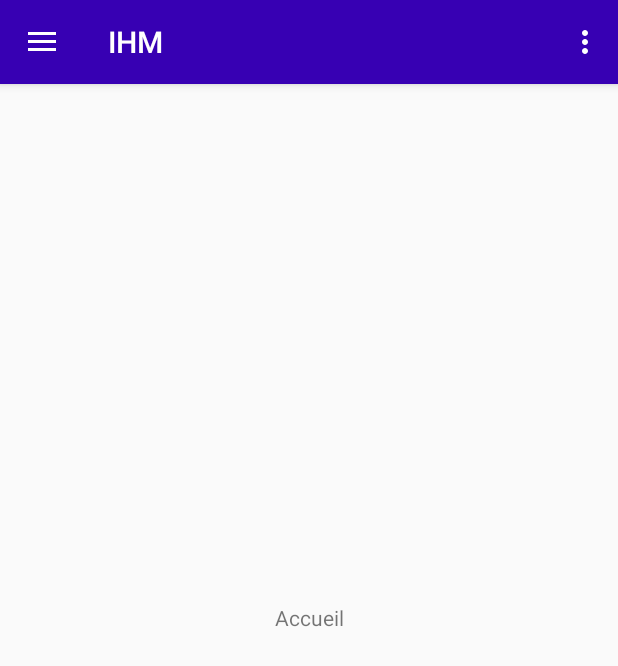
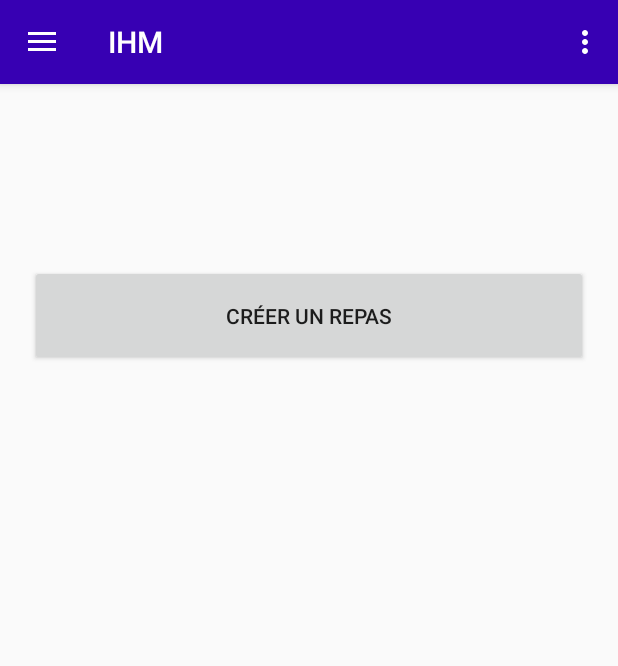
Before and after one commit to HouriRuben/IHM-ANDROID, an Android app: the screen it shows after launch (MainActivity), on a phone screen of 412 x 824 dp. Shown: the top 666 px of the screen. Run offline under Robolectric (Android 15) with nearby library versions, the phone set to English and light mode, and no system bars; our stand-ins replace Firebase (no records; nobody signed in at launch, a user with empty details on screens opened directly).

Commit message:
Création de repas , avancement : Calendrier / Spinner / Button

```diff
--- a/app/src/main/java/com/example/ihm/CreateMenuActivity.java
+++ b/app/src/main/java/com/example/ihm/CreateMenuActivity.java
@@ -54,6 +54,7 @@ public class CreateMenuActivity extends AppCompatActivity {
         Prix = (EditText) findViewById(R.id.editTextPrix);
         Calories = (EditText) findViewById(R.id.editTextCalories);
         Valider = (Button) findViewById(R.id.button);
+
         if (user != null) {
 
             database.child(user.getUid()).addValueEventListener(new ValueEventListener() {
--- a/app/src/main/java/com/example/ihm/FragmentHome.java
+++ b/app/src/main/java/com/example/ihm/FragmentHome.java
@@ -17,10 +17,100 @@ import android.view.ViewGroup;
  * Use the {@link FragmentHome#newInstance} factory method to
  * create an instance of this fragment.
  */
-public class FragmentHome extends Fragment {
+
+import android.content.Intent;
+import android.os.AsyncTask;
+import android.os.Bundle;
+import android.support.v4.app.Fragment;
+import android.util.Log;
+import android.view.LayoutInflater;
+import android.view.View;
+import android.view.ViewGroup;
+import android.widget.Button;
+import android.view.View.OnClickListener;
+import android.widget.ListView;
+import com.google.firebase.auth.FirebaseAuth;
+import com.google.firebase.auth.FirebaseUser;
+import com.google.firebase.database.DataSnapshot;
+import com.google.firebase.database.DatabaseError;
+import com.google.firebase.database.DatabaseReference;
+import com.google.firebase.database.FirebaseDatabase;
+import com.google.firebase.database.ValueEventListener;
+import com.google.gson.Gson;
+import com.google.gson.GsonBuilder;
+import com.google.gson.reflect.TypeToken;
+import java.lang.reflect.Type;
+import java.util.ArrayList;
+
+
+public class FragmentHome extends Fragment implements OnClickListener {
+    ListView mListView;
+    ArrayList<MenuPlanified> list = new ArrayList<>();
+
+    // Firebase
+    FirebaseUser user = FirebaseAuth.getInstance().getCurrentUser();
+    DatabaseReference database = FirebaseDatabase.getInstance().getReference("menus_planified");
+
+    //Json
+    final Type listType = new TypeToken<ArrayList<MenuPlanified>>(){}.getType();
+    final Gson gson = new GsonBuilder()
+            .serializeNulls()
+            .disableHtmlEscaping()
+            .setPrettyPrinting()
+            .create();
 
     @Override
     public View onCreateView(LayoutInflater inflater, ViewGroup container, Bundle savedInstanceState){
-        return inflater.inflate(R.layout.fragment_home, container, false);
+        final View view = inflater.inflate(R.layout.fragment_home, container, false);
+        Button createrepasbutton = (Button) view.findViewById(R.id.createrepasbutton);
+        if (user != null ) {
+            database.child(user.getUid()).addValueEventListener(new ValueEventListener() {
+                @Override
+                public void onDataChange(DataSnapshot dataSnapshot) {
+                    final String json = dataSnapshot.getValue(String.class);
+                    if (json != null) {
+                        new AsyncTask<Void, Void, ArrayList<MenuPlanified>>() {
+                            @Override
+                            protected ArrayList<MenuPlanified> doInBackground(Void... params) {
+                                return gson.fromJson(json, listType);
+                            }
+
+                            @Override
+                            protected void onPostExecute(ArrayList<MenuPlanified> result) {
+                                list = result;
+                                mListView = (ListView) view.findViewById(R.id.listrepas);
+                                MenuPlanifiedAdapter repasAdapter = new MenuPlanifiedAdapter(getActivity(), list);
+                                mListView.setAdapter(repasAdapter);
+                                System.out.println("CA MARCHE : " + list);
+
+                            }
+
+                            @Override
+                            protected void onPreExecute() {
+                            }
+
+                            @Override
+                            protected void onProgressUpdate(Void... values) {
+                            }
+                        }.execute();
+                    }
+                }
+
+                @Override
+                public void onCancelled(DatabaseError error) {
+                    // Failed to read value
+                    Log.w("Firebase read ", "Failed to read value.", error.toException());
+                }
+            });
+        }
+        createrepasbutton.setOnClickListener(this);
+        return view;
+
+    }
+
+    @Override
+    public void onClick(View v) {
+        Intent intent = new Intent(getContext(), CreateRepasActivity.class);
+        startActivity(intent);
     }
 }
--- a/app/src/main/java/com/example/ihm/FragmentMenus.java
+++ b/app/src/main/java/com/example/ihm/FragmentMenus.java
@@ -8,11 +8,9 @@ import android.util.Log;
 import android.view.LayoutInflater;
 import android.view.View;
 import android.view.ViewGroup;
-import android.widget.ArrayAdapter;
 import android.widget.Button;
 import android.view.View.OnClickListener;
 import android.widget.ListView;
-
 import com.google.firebase.auth.FirebaseAuth;
 import com.google.firebase.auth.FirebaseUser;
 import com.google.firebase.database.DataSnapshot;
@@ -23,8 +21,6 @@ import com.google.firebase.database.ValueEventListener;
 import com.google.gson.Gson;
 import com.google.gson.GsonBuilder;
 import com.google.gson.reflect.TypeToken;
-
-import java.lang.reflect.Array;
 import java.lang.reflect.Type;
 import java.util.ArrayList;
 
--- a/app/src/main/java/com/example/ihm/MenuAdapter.java
+++ b/app/src/main/java/com/example/ihm/MenuAdapter.java
@@ -33,7 +33,6 @@ public class MenuAdapter extends ArrayAdapter<Menu> {
             convertView.setTag(viewHolder);
         }
 
-        //getItem(position) va récupérer l'item [position] de la List<Tweet> tweets
         Menu menu = getItem(position);
 
         //il ne reste plus qu'à remplir notre vue
@@ -41,7 +40,6 @@ public class MenuAdapter extends ArrayAdapter<Menu> {
         viewHolder.entree.setText(menu.getEntree());
         viewHolder.plat.setText(menu.getPlat());
         viewHolder.dessert.setText(menu.getDessert());
-
 
         return convertView;
     }
--- a/app/src/main/res/layout/fragment_home.xml
+++ b/app/src/main/res/layout/fragment_home.xml
@@ -1,18 +1,41 @@
 <?xml version="1.0" encoding="utf-8"?>
-<RelativeLayout xmlns:android="http://schemas.android.com/apk/res/android"
+<android.support.constraint.ConstraintLayout
+    xmlns:android="http://schemas.android.com/apk/res/android"
+    xmlns:app="http://schemas.android.com/apk/res-auto"
     xmlns:tools="http://schemas.android.com/tools"
     android:layout_width="match_parent"
-    android:layout_height="match_parent"
-    tools:context=".FragmentHome">
+    android:layout_height="match_parent">
 
-    <!-- TODO: Update blank fragment layout -->
-    <TextView
+    <Button
+        android:id="@+id/createrepasbutton"
+        style="@style/FirebaseUI.Button"
         android:layout_width="match_parent"
-        android:layout_height="match_parent"
+        android:layout_height="67dp"
         android:layout_alignParentStart="true"
         android:layout_alignParentTop="true"
-        android:gravity="center"
-        android:text="@string/hello_blank_fragment"
-        android:textAlignment="center" />
+        android:layout_alignParentEnd="true"
+        android:layout_marginStart="20dp"
+        android:layout_marginTop="8dp"
+        android:layout_marginEnd="20dp"
+        android:layout_marginBottom="8dp"
+        android:text="@string/cr_er_un_repas"
+        app:layout_constraintBottom_toTopOf="@+id/listrepas"
+        app:layout_constraintEnd_toEndOf="parent"
+        app:layout_constraintStart_toStartOf="parent"
+        app:layout_constraintTop_toTopOf="parent" />
 
-</RelativeLayout>
+    <ListView
+        android:id="@+id/listrepas"
+        android:layout_width="wrap_content"
+        android:layout_height="396dp"
+        android:layout_below="@+id/createrepasbutton"
+        android:layout_alignParentStart="true"
+        android:layout_alignParentEnd="true"
+        android:layout_alignParentBottom="true"
+        android:layout_marginBottom="8dp"
+        app:layout_constraintBottom_toBottomOf="parent"
+        app:layout_constraintEnd_toEndOf="parent"
+        app:layout_constraintStart_toStartOf="parent" />
+
+
+</android.support.constraint.ConstraintLayout>
--- a/app/src/main/res/layout/fragment_menus.xml
+++ b/app/src/main/res/layout/fragment_menus.xml
@@ -2,7 +2,6 @@
 <android.support.constraint.ConstraintLayout
     xmlns:android="http://schemas.android.com/apk/res/android"
     xmlns:app="http://schemas.android.com/apk/res-auto"
-    xmlns:tools="http://schemas.android.com/tools"
     android:layout_width="match_parent"
     android:layout_height="match_parent">
 
--- a/app/src/main/res/values/strings.xml
+++ b/app/src/main/res/values/strings.xml
@@ -19,6 +19,7 @@
     <string name="google_status_fmt">Utilisateur Google : %s</string>
     <string name="google_title_text">Autentification Google</string>
     <string name="cr_er_un_menu">Créer un Menu</string>
+    <string name="cr_er_un_repas">Créer un Repas</string>
 
     <!-- TODO: Remove or change this placeholder text -->
     <string name="hello_blank_fragment">Accueil</string>
```
Also changed, not shown: app/src/main/AndroidManifest.xml (+5 -4 lines), app/src/main/java/com/example/ihm/CreateRepasActivity.java (added, +156 -0 lines), app/src/main/java/com/example/ihm/Menu.java (+9 -0 lines), app/src/main/java/com/example/ihm/MenuItemSpinnerAdapter.java (added, +56 -0 lines), app/src/main/java/com/example/ihm/MenuPlanified.java (added, +33 -0 lines), app/src/main/java/com/example/ihm/MenuPlanifiedAdapter.java (added, +61 -0 lines), app/src/main/res/drawable/card_background.xml (added, +25 -0 lines), app/src/main/res/layout/activity_create_repas.xml (added, +59 -0 lines), app/src/main/res/layout/row_menu.xml (+38 -15 lines), app/src/main/res/layout/row_menu_planified.xml (added, +64 -0 lines).
